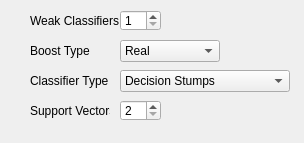
b4silio/MLDemos, file _AlgorithmsPlugins/OpenCV/paramsBoost.ui: the form before one commit.
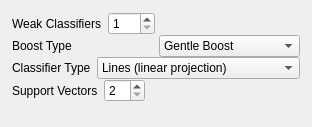
The form after the commit.

The edit to the form file:
```diff
--- a/_AlgorithmsPlugins/OpenCV/paramsBoost.ui
+++ b/_AlgorithmsPlugins/OpenCV/paramsBoost.ui
@@ -7,21 +7,57 @@
     <x>0</x>
     <y>0</y>
     <width>304</width>
-    <height>143</height>
+    <height>127</height>
    </rect>
   </property>
   <property name="windowTitle">
    <string>Form</string>
   </property>
+  <layout class="QVBoxLayout" name="verticalLayout">
+   <property name="spacing">
+    <number>0</number>
+   </property>
+   <property name="leftMargin">
+    <number>12</number>
+   </property>
+   <property name="topMargin">
+    <number>12</number>
+   </property>
+   <property name="rightMargin">
+    <number>12</number>
+   </property>
+   <property name="bottomMargin">
+    <number>0</number>
+   </property>
+   <item>
+    <widget class="QWidget" name="widget" native="true">
+     <layout class="QHBoxLayout" name="horizontalLayout">
+      <property name="leftMargin">
+       <number>0</number>
+      </property>
+      <property name="topMargin">
+       <number>0</number>
+      </property>
+      <property name="rightMargin">
+       <number>0</number>
+      </property>
+      <property name="bottomMargin">
+       <number>0</number>
+      </property>
+      <item>
+       <widget class="QLabel" name="label_13">
+        <property name="font">
+         <font>
+          <pointsize>9</pointsize>
+         </font>
+        </property>
+        <property name="text">
+         <string>Weak Classifiers</string>
+        </property>
+       </widget>
+      </item>
+      <item>
   <widget class="QSpinBox" name="boostCountSpin">
-   <property name="geometry">
-    <rect>
-     <x>120</x>
-     <y>10</y>
-     <width>41</width>
-     <height>21</height>
-    </rect>
-   </property>
    <property name="font">
     <font>
      <pointsize>9</pointsize>
@@ -42,15 +78,116 @@
     <number>1</number>
    </property>
   </widget>
+      </item>
+      <item>
+       <spacer name="horizontalSpacer">
+        <property name="orientation">
+         <enum>Qt::Horizontal</enum>
+        </property>
+        <property name="sizeHint" stdset="0">
+         <size>
+          <width>40</width>
+          <height>20</height>
+         </size>
+        </property>
+       </spacer>
+      </item>
+     </layout>
+    </widget>
+   </item>
+   <item>
+    <widget class="QWidget" name="widget_2" native="true">
+     <layout class="QHBoxLayout" name="horizontalLayout_2">
+      <property name="leftMargin">
+       <number>0</number>
+      </property>
+      <property name="topMargin">
+       <number>0</number>
+      </property>
+      <property name="rightMargin">
+       <number>0</number>
+      </property>
+      <property name="bottomMargin">
+       <number>0</number>
+      </property>
+      <item>
+       <widget class="QLabel" name="label_24">
+        <property name="font">
+         <font>
+          <pointsize>9</pointsize>
+         </font>
+        </property>
+        <property name="text">
+         <string>Boost Type</string>
+        </property>
+       </widget>
+      </item>
+      <item>
+       <widget class="QComboBox" name="boostType">
+        <property name="font">
+         <font>
+          <pointsize>9</pointsize>
+         </font>
+        </property>
+        <property name="toolTip">
+         <string>&lt;!DOCTYPE HTML PUBLIC &quot;-//W3C//DTD HTML 4.0//EN&quot; &quot;http://www.w3.org/TR/REC-html40/strict.dtd&quot;&gt;
+&lt;html&gt;&lt;head&gt;&lt;meta name=&quot;qrichtext&quot; content=&quot;1&quot; /&gt;&lt;style type=&quot;text/css&quot;&gt;
+p, li { white-space: pre-wrap; }
+&lt;/style&gt;&lt;/head&gt;&lt;body style=&quot; font-family:'Lucida Grande'; font-size:9pt; font-weight:400; font-style:normal;&quot;&gt;
+&lt;p style=&quot;-qt-paragraph-type:empty; margin-top:0px; margin-bottom:0px; margin-left:0px; margin-right:0px; -qt-block-indent:0; text-indent:0px;&quot;&gt;&lt;/p&gt;&lt;/body&gt;&lt;/html&gt;</string>
+        </property>
+        <property name="currentIndex">
+         <number>2</number>
+        </property>
+        <item>
+         <property name="text">
+          <string>Real AdaBoost</string>
+         </property>
+        </item>
+        <item>
+         <property name="text">
+          <string>Logit Boosting</string>
+         </property>
+        </item>
+        <item>
+         <property name="text">
+          <string>Gentle Boost</string>
+         </property>
+        </item>
+       </widget>
+      </item>
+     </layout>
+    </widget>
+   </item>
+   <item>
+    <widget class="QWidget" name="widget_3" native="true">
+     <layout class="QHBoxLayout" name="horizontalLayout_3">
+      <property name="leftMargin">
+       <number>0</number>
+      </property>
+      <property name="topMargin">
+       <number>0</number>
+      </property>
+      <property name="rightMargin">
+       <number>0</number>
+      </property>
+      <property name="bottomMargin">
+       <number>0</number>
+      </property>
+      <item>
+       <widget class="QLabel" name="label_23">
+        <property name="font">
+         <font>
+          <pointsize>9</pointsize>
+         </font>
+        </property>
+        <property name="text">
+         <string>Classifier Type</string>
+        </property>
+       </widget>
+      </item>
+      <item>
   <widget class="QComboBox" name="boostLearnerType">
-   <property name="geometry">
-    <rect>
-     <x>120</x>
-     <y>70</y>
-     <width>170</width>
-     <height>22</height>
-    </rect>
-   </property>
    <property name="font">
     <font>
      <pointsize>9</pointsize>
@@ -68,6 +205,9 @@
 &lt;p style=&quot; margin-top:0px; margin-bottom:0px; margin-left:0px; margin-right:0px; -qt-block-indent:0; text-indent:0px;&quot;&gt;Random Gaussian: generate randomly mean and covariance (full matrix) then compute likelihood&lt;/p&gt;
 &lt;p style=&quot; margin-top:0px; margin-bottom:0px; margin-left:0px; margin-right:0px; -qt-block-indent:0; text-indent:0px;&quot;&gt;Random SVM: generate randomly support vectors, alphas and RBF kernel width, then use standard SVM&lt;/p&gt;&lt;/body&gt;&lt;/html&gt;</string>
    </property>
+        <property name="currentIndex">
+         <number>1</number>
+        </property>
    <item>
     <property name="text">
      <string>Decision Stumps</string>
@@ -75,22 +215,32 @@
    </item>
    <item>
     <property name="text">
-     <string>Random Projections</string>
+          <string>Lines (linear projection)</string>
     </property>
    </item>
    <item>
     <property name="text">
-     <string>Random Rectangles</string>
+          <string>Circles (L2 distance to point)</string>
     </property>
    </item>
    <item>
     <property name="text">
-     <string>Random Circles</string>
+          <string>Squares (L-inf distance to point)</string>
     </property>
    </item>
    <item>
     <property name="text">
-     <string>Random Gaussians</string>
+          <string>Diamonds (L1 distance to point)</string>
+         </property>
+        </item>
+        <item>
+         <property name="text">
+          <string>Rectangles</string>
+         </property>
+        </item>
+        <item>
+         <property name="text">
+          <string>Full-Cov Gaussians</string>
     </property>
    </item>
    <item>
@@ -99,54 +249,45 @@
     </property>
    </item>
   </widget>
-  <widget class="QLabel" name="label_23">
-   <property name="geometry">
-    <rect>
-     <x>30</x>
-     <y>70</y>
-     <width>81</width>
-     <height>21</height>
-    </rect>
-   </property>
-   <property name="font">
-    <font>
-     <pointsize>9</pointsize>
-    </font>
-   </property>
-   <property name="text">
-    <string>Classifier Type</string>
-   </property>
-  </widget>
-  <widget class="QLabel" name="label_13">
-   <property name="geometry">
-    <rect>
-     <x>30</x>
-     <y>10</y>
-     <width>91</width>
-     <height>21</height>
-    </rect>
-   </property>
+      </item>
+     </layout>
+    </widget>
+   </item>
+   <item>
+    <widget class="QWidget" name="widget_4" native="true">
+     <layout class="QHBoxLayout" name="horizontalLayout_4">
+      <property name="leftMargin">
+       <number>0</number>
+      </property>
+      <property name="topMargin">
+       <number>0</number>
+      </property>
+      <property name="rightMargin">
+       <number>0</number>
+      </property>
+      <property name="bottomMargin">
+       <number>0</number>
+      </property>
+      <item>
+       <widget class="QLabel" name="svmCountLabel">
+        <property name="enabled">
+         <bool>true</bool>
+        </property>
    <property name="font">
     <font>
      <pointsize>9</pointsize>
     </font>
    </property>
    <property name="text">
-    <string>Weak Classifiers</string>
-   </property>
-  </widget>
+         <string>Support Vectors</string>
+        </property>
+       </widget>
+      </item>
+      <item>
   <widget class="QSpinBox" name="svmCountSpin">
    <property name="enabled">
     <bool>true</bool>
    </property>
-   <property name="geometry">
-    <rect>
-     <x>120</x>
-     <y>100</y>
-     <width>41</width>
-     <height>21</height>
-    </rect>
-   </property>
    <property name="font">
     <font>
      <pointsize>9</pointsize>
@@ -169,82 +310,37 @@
     <number>2</number>
    </property>
   </widget>
-  <widget class="QLabel" name="svmCountLabel">
-   <property name="enabled">
-    <bool>true</bool>
-   </property>
-   <property name="geometry">
-    <rect>
-     <x>30</x>
-     <y>100</y>
-     <width>80</width>
-     <height>21</height>
-    </rect>
-   </property>
-   <property name="font">
-    <font>
-     <pointsize>9</pointsize>
-    </font>
-   </property>
-   <property name="text">
-    <string>Support Vectors</string>
-   </property>
-  </widget>
-  <widget class="QComboBox" name="boostType">
-   <property name="geometry">
-    <rect>
-     <x>120</x>
-     <y>40</y>
-     <width>100</width>
-     <height>22</height>
-    </rect>
-   </property>
-   <property name="font">
-    <font>
-     <pointsize>9</pointsize>
-    </font>
-   </property>
-   <property name="toolTip">
-    <string>&lt;!DOCTYPE HTML PUBLIC &quot;-//W3C//DTD HTML 4.0//EN&quot; &quot;http://www.w3.org/TR/REC-html40/strict.dtd&quot;&gt;
-&lt;html&gt;&lt;head&gt;&lt;meta name=&quot;qrichtext&quot; content=&quot;1&quot; /&gt;&lt;style type=&quot;text/css&quot;&gt;
-p, li { white-space: pre-wrap; }
-&lt;/style&gt;&lt;/head&gt;&lt;body style=&quot; font-family:'Lucida Grande'; font-size:9pt; font-weight:400; font-style:normal;&quot;&gt;
-&lt;p style=&quot;-qt-paragraph-type:empty; margin-top:0px; margin-bottom:0px; margin-left:0px; margin-right:0px; -qt-block-indent:0; text-indent:0px;&quot;&gt;&lt;/p&gt;&lt;/body&gt;&lt;/html&gt;</string>
-   </property>
-   <item>
-    <property name="text">
-     <string>Real</string>
-    </property>
    </item>
    <item>
-    <property name="text">
-     <string>Logit</string>
-    </property>
-   </item>
-   <item>
-    <property name="text">
-     <string>Gentle</string>
-    </property>
-   </item>
-  </widget>
-  <widget class="QLabel" name="label_24">
-   <property name="geometry">
-    <rect>
-     <x>30</x>
-     <y>40</y>
-     <width>70</width>
-     <height>21</height>
-    </rect>
-   </property>
-   <property name="font">
-    <font>
-     <pointsize>9</pointsize>
-    </font>
-   </property>
-   <property name="text">
-    <string>Boost Type</string>
-   </property>
-  </widget>
+       <spacer name="horizontalSpacer_3">
+        <property name="orientation">
+         <enum>Qt::Horizontal</enum>
+        </property>
+        <property name="sizeHint" stdset="0">
+         <size>
+          <width>153</width>
+          <height>18</height>
+         </size>
+        </property>
+       </spacer>
+      </item>
+     </layout>
+    </widget>
+   </item>
+   <item>
+    <spacer name="verticalSpacer">
+     <property name="orientation">
+      <enum>Qt::Vertical</enum>
+     </property>
+     <property name="sizeHint" stdset="0">
+      <size>
+       <width>20</width>
+       <height>40</height>
+      </size>
+     </property>
+    </spacer>
+   </item>
+  </layout>
  </widget>
  <resources/>
  <connections/>
```
Lines whose indentation alone changed are shown as unchanged.
